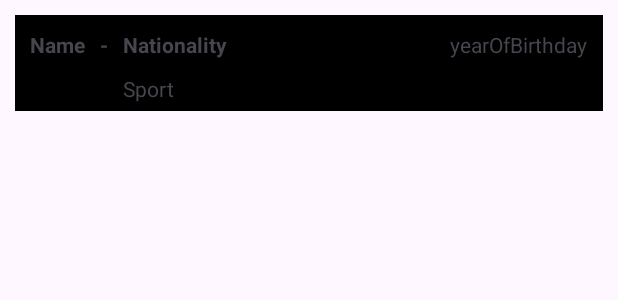
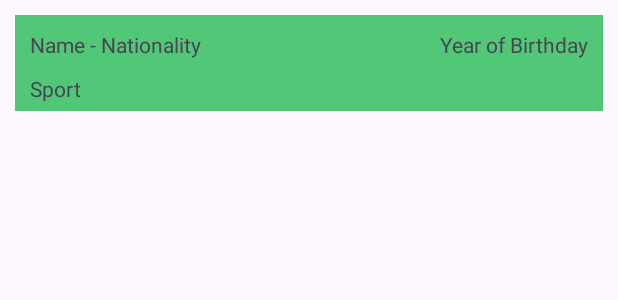
Before and after one commit to LourencoGarces/recyclerView, an Android app: the layout recyclerline.xml on its own in the app's theme, with its tools: preview values and no code run, on a phone screen of 412 x 824 dp. Shown: the top 300 px of the screen. Run offline under Robolectric (Android 15) with nearby library versions, the phone set to English and light mode, and no system bars.

Commit message:
RecyclerView 2 corrections

```diff
--- a/app/src/main/java/com/example/recyclerview/adapter/lineAdapter.kt
+++ b/app/src/main/java/com/example/recyclerview/adapter/lineAdapter.kt
@@ -9,22 +9,16 @@ import com.example.recyclerview.R
 import com.example.recyclerview.dataClass.Person
 import java.util.ArrayList
 
-
-
 class LineAdapter(private val dataSet: ArrayList<Person>) :
     RecyclerView.Adapter<LineAdapter.ViewHolder> (){
 
         class ViewHolder(view: View) : RecyclerView.ViewHolder(view) {
-            val name: TextView
-            val signal: TextView
-            val nationality: TextView
+            val name_nationality: TextView
             val Sport: TextView
             val yearOfBirthday: TextView
 
             init {
-                name = view.findViewById(R.id.name)
-                signal = view.findViewById(R.id.signal)
-                nationality = view.findViewById(R.id.nationality)
+                name_nationality = view.findViewById(R.id.name_nationality)
                 Sport = view.findViewById(R.id.Sport)
                 yearOfBirthday = view.findViewById(R.id.yearOfBirthday)
             }
@@ -32,16 +26,14 @@ class LineAdapter(private val dataSet: ArrayList<Person>) :
 
     override fun onCreateViewHolder(viewGroup: ViewGroup, viewType: Int): ViewHolder {
         val view = LayoutInflater.from(viewGroup.context)
-            .inflate(R.layout.recyclerline, viewGroup, false)
+            .inflate(R.layout.recyclerline,viewGroup,false)
             return ViewHolder(view)
     }
 
     override fun onBindViewHolder(viewHolder: ViewHolder, position: Int) {
-        viewHolder.name.text = dataSet[position].name
-        viewHolder.signal.text = "-"
-        viewHolder.nationality.text = dataSet[position].nationality
+        viewHolder.name_nationality.text = dataSet[position].name +" - "+ dataSet[position].nationality
         viewHolder.Sport.text = dataSet[position].sport
-        viewHolder.yearOfBirthday.text = dataSet[position].yearOfBirth.toString()
+        viewHolder.yearOfBirthday.text = (2024 - dataSet[position].yearOfBirth).toString()
     }
 
     override fun getItemCount() = dataSet.size
--- a/app/src/main/res/layout/recyclerline.xml
+++ b/app/src/main/res/layout/recyclerline.xml
@@ -1,45 +1,28 @@
 <?xml version="1.0" encoding="utf-8"?>
 <RelativeLayout
     xmlns:android="http://schemas.android.com/apk/res/android"
-    android:background="@color/black"
+    android:background="#50C878"
     android:layout_width="match_parent"
     android:layout_height="wrap_content"
     android:layout_margin="10dp">
 
     <TextView
-        android:id="@+id/name"
+        android:id="@+id/name_nationality"
         android:layout_margin="10dp"
-        android:textStyle="bold"
-        android:text="Name"
-        android:layout_width="wrap_content"
-        android:layout_height="wrap_content" />
-    <TextView
-        android:id="@+id/signal"
-        android:textStyle="bold"
-        android:layout_marginTop="10dp"
-        android:text="-"
-        android:layout_toRightOf="@id/name"
-        android:layout_width="wrap_content"
-        android:layout_height="wrap_content" />
-    <TextView
-        android:id="@+id/nationality"
-        android:layout_margin="10dp"
-        android:textStyle="bold"
-        android:text="Nationality"
-        android:layout_toRightOf="@id/signal"
+        android:text="@string/NameNationality"
         android:layout_width="wrap_content"
         android:layout_height="wrap_content" />
     <TextView
         android:id="@+id/Sport"
-        android:text="Sport"
-        android:layout_below="@+id/nationality"
-        android:layout_alignLeft="@id/nationality"
+        android:text="@string/Sport"
+        android:layout_below="@+id/name_nationality"
+        android:layout_alignLeft="@id/name_nationality"
         android:layout_marginBottom="5dp"
         android:layout_width="wrap_content"
         android:layout_height="wrap_content" />
     <TextView
         android:id="@+id/yearOfBirthday"
-        android:text="yearOfBirthday"
+        android:text="@string/Year"
         android:layout_alignParentRight="true"
         android:layout_alignParentTop="true"
         android:layout_margin="10dp"
--- a/app/src/main/res/values/strings.xml
+++ b/app/src/main/res/values/strings.xml
@@ -1,3 +1,6 @@
 <resources>
     <string name="app_name">RecyclerView</string>
+    <string name="Year">Year of Birthday</string>
+    <string name="Sport">Sport</string>
+    <string name="NameNationality">Name - Nationality</string>
 </resources>
```
Also changed, not shown: 1 other file.
